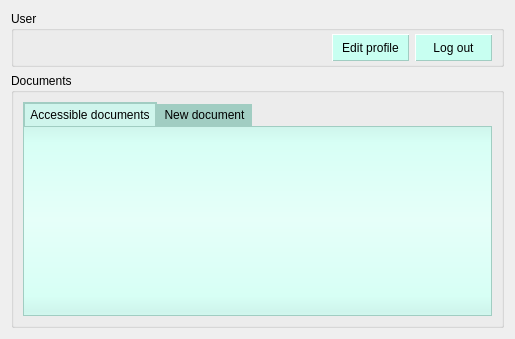
First picture: the form in CLIENT/GUI/ui/gui_menu.ui, repository GiuliCler/GIMPteam, before the edit.
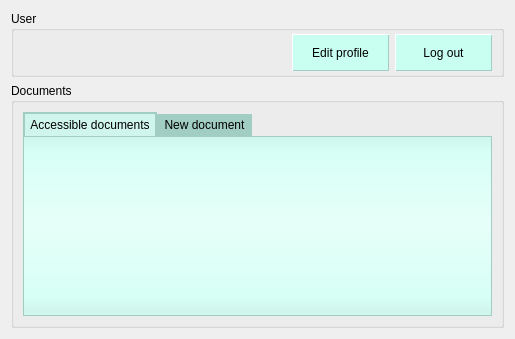
Second picture: the form after the edit. Icons and pictures are not drawn.

The edit to the form file:
```diff
--- a/CLIENT/GUI/ui/gui_menu.ui
+++ b/CLIENT/GUI/ui/gui_menu.ui
@@ -51,8 +51,11 @@
 }
 
 QPushButton {
-	height: 25px;
-	width: 75px;
+	min-height: 25px;
+	min-width: 75px;
+	padding: 5px;	
+	padding-left: 10px;
+	padding-right: 10px;
     background-color: hsv(165, 55, 255);
     border-width: 1px;
 	border-style: outset;
```
